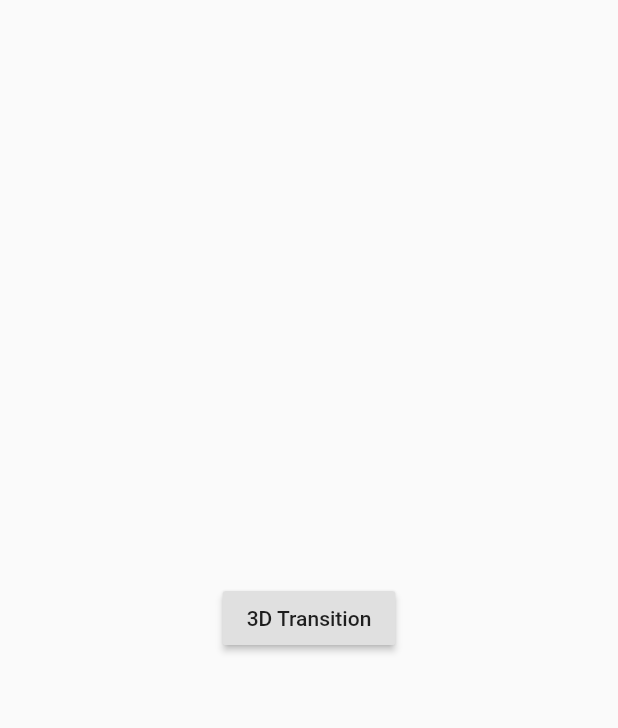
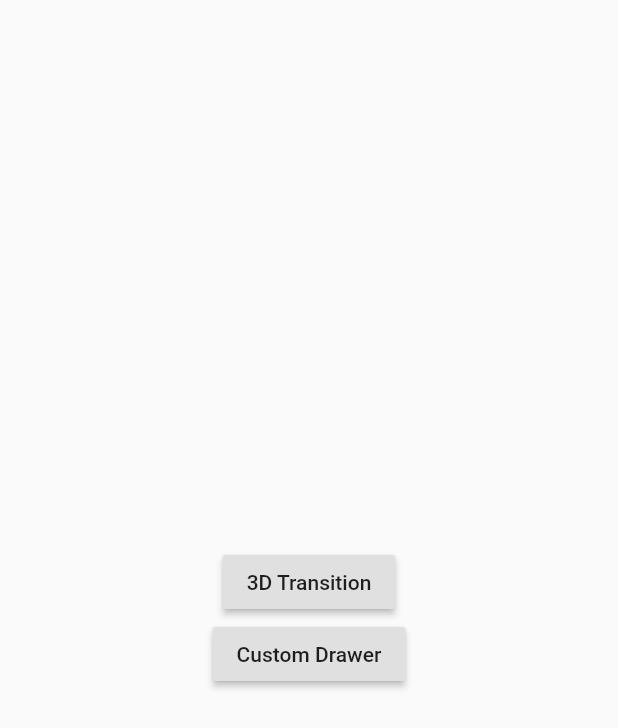
Before and after one commit to H-Zaman/complex_ui_designs, a Flutter app: the screen it shows after launch, on a phone screen of 412 x 824 dp. Shown: the top 728 px of the screen. Run offline on Flutter 3.47's test engine with Material 2 defaults, Android fonts, the phone set to English and light mode, and no system bars.

Commit message:
custom drawer button added to home

```diff
--- a/lib/main.dart
+++ b/lib/main.dart
@@ -1,4 +1,5 @@
 import 'package:complexuidesigns/ui/3d_transition_ui.dart';
+import 'package:complexuidesigns/ui/custom_drawer.dart';
 import 'package:flutter/material.dart';
 
 void main() => runApp(MyApp());
@@ -14,7 +15,8 @@ class MyApp extends StatelessWidget {
       ),
       routes: {
         '/': (context) => MyHomePage(),
-        '/3d' : (context) => DTransition()
+        '/3d' : (context) => DTransition(),
+        '/cus' : (context)=> CustomDrawer(),
       },
       initialRoute: '/',
     );
@@ -34,6 +36,12 @@ class MyHomePage extends StatelessWidget {
                 Navigator.pushNamed(context, '/3d');
               },
               child: Text('3D Transition'),
+            ),
+            RaisedButton(
+              onPressed: () {
+                Navigator.pushNamed(context, '/cus');
+              },
+              child: Text('Custom Drawer'),
             )
           ],
         ),
```
Also changed, not shown: lib/ui/custom_drawer.dart (added, +15 -0 lines).
